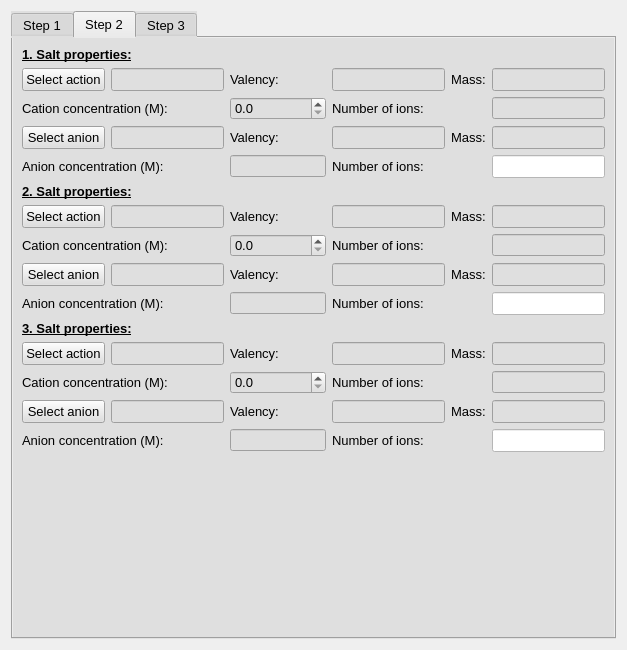
The window that furiousatoms/forms/electrolyte.ui (nasimanousheh/furious-atoms) describes before a commit, drawn with Qt 5.
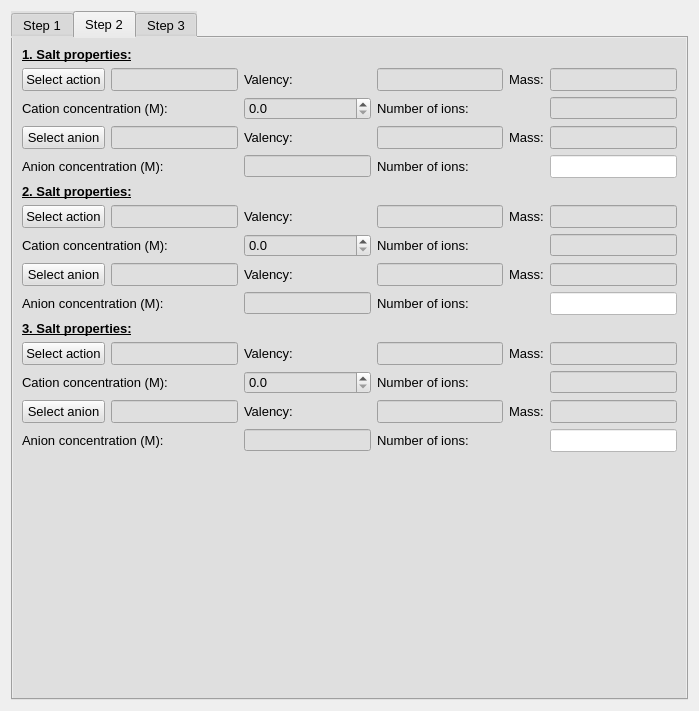
The same window after the commit. The open tabs and pages were chosen to show the change.

Commit message: Made some lineEdit parts readable

Patch:
```diff
--- a/furiousatoms/forms/electrolyte.ui
+++ b/furiousatoms/forms/electrolyte.ui
@@ -6,8 +6,8 @@
    <rect>
     <x>0</x>
     <y>0</y>
-    <width>627</width>
-    <height>650</height>
+    <width>699</width>
+    <height>711</height>
    </rect>
   </property>
   <property name="windowTitle">
@@ -780,7 +780,11 @@
           </widget>
          </item>
          <item row="2" column="5">
-          <widget class="QLineEdit" name="lineEdit_num_cation_salt_3"/>
+          <widget class="QLineEdit" name="lineEdit_num_cation_salt_3">
+           <property name="readOnly">
+            <bool>true</bool>
+           </property>
+          </widget>
          </item>
          <item row="3" column="0">
           <widget class="QPushButton" name="pushButton_anion_salt_3">
@@ -867,7 +871,11 @@
           </widget>
          </item>
          <item row="4" column="2">
-          <widget class="QLineEdit" name="lineEdit_con_anion_salt_3"/>
+          <widget class="QLineEdit" name="lineEdit_con_anion_salt_3">
+           <property name="readOnly">
+            <bool>true</bool>
+           </property>
+          </widget>
          </item>
          <item row="4" column="3">
           <widget class="QLabel" name="label_num_anion_salt_3">
@@ -1042,7 +1050,11 @@
           </widget>
          </item>
          <item row="2" column="5">
-          <widget class="QLineEdit" name="lineEdit_num_cation_salt_1"/>
+          <widget class="QLineEdit" name="lineEdit_num_cation_salt_1">
+           <property name="readOnly">
+            <bool>true</bool>
+           </property>
+          </widget>
          </item>
          <item row="3" column="0">
           <widget class="QPushButton" name="pushButton_anion_salt_1">
@@ -1129,7 +1141,11 @@
           </widget>
          </item>
          <item row="4" column="2">
-          <widget class="QLineEdit" name="lineEdit_con_anion_salt_1"/>
+          <widget class="QLineEdit" name="lineEdit_con_anion_salt_1">
+           <property name="readOnly">
+            <bool>true</bool>
+           </property>
+          </widget>
          </item>
          <item row="4" column="3">
           <widget class="QLabel" name="label_num_anion_salt_1">
@@ -1205,7 +1221,11 @@
           </widget>
          </item>
          <item row="4" column="2">
-          <widget class="QLineEdit" name="lineEdit_con_anion_salt_2"/>
+          <widget class="QLineEdit" name="lineEdit_con_anion_salt_2">
+           <property name="readOnly">
+            <bool>true</bool>
+           </property>
+          </widget>
          </item>
          <item row="1" column="3">
           <widget class="QLineEdit" name="lineEdit_valency_cation_salt_2">
@@ -1259,7 +1279,11 @@
           </widget>
          </item>
          <item row="2" column="5">
-          <widget class="QLineEdit" name="lineEdit_num_cation_salt_2"/>
+          <widget class="QLineEdit" name="lineEdit_num_cation_salt_2">
+           <property name="readOnly">
+            <bool>true</bool>
+           </property>
+          </widget>
          </item>
          <item row="1" column="2">
           <widget class="QLabel" name="label_valency_cation_salt_2">
```
Left out of the diff: 9 changed lines with no effect on the pictures.
